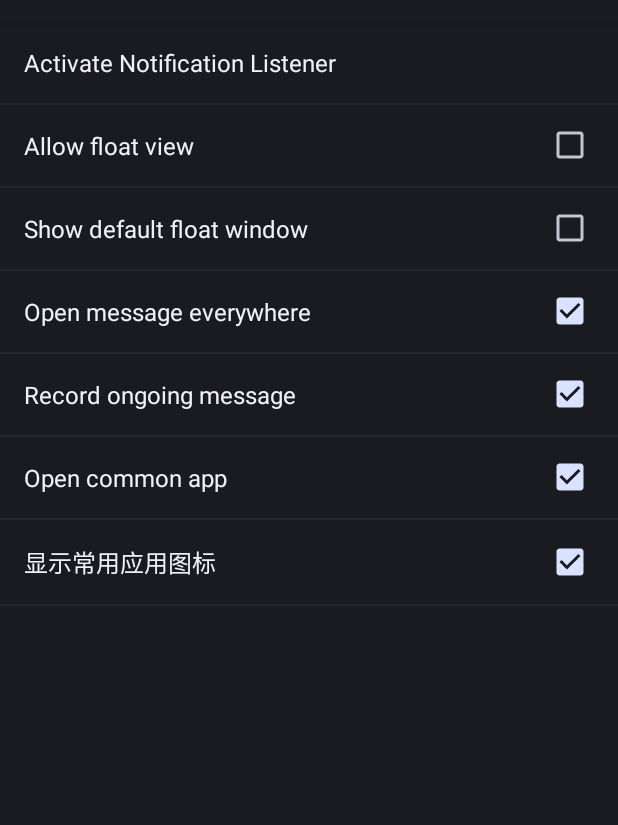
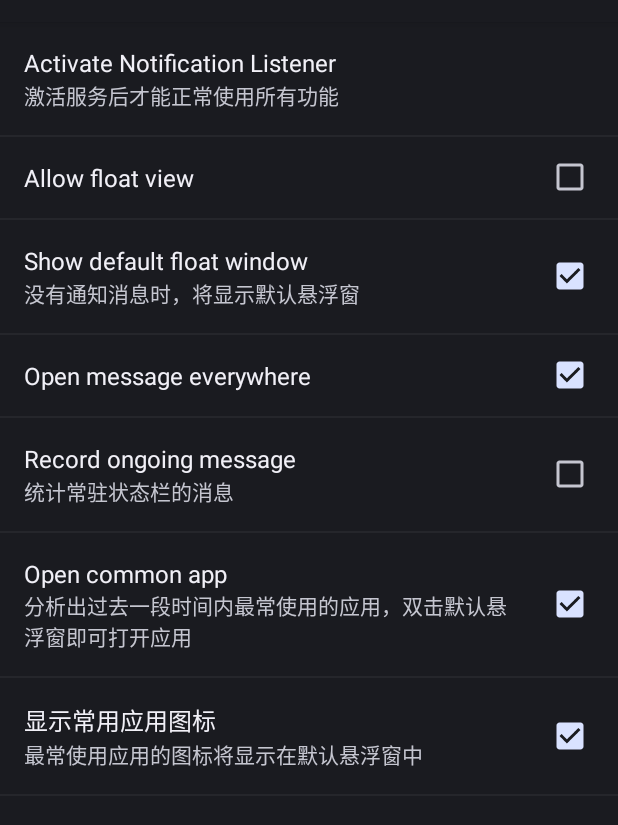
Before and after one commit to stoneami/Reminder, an Android app: the fragment MainPreferencFragment shown on its own in the app's theme, on a phone screen of 412 x 824 dp, the part 62-887 px from its top. Run offline under Robolectric (Android 15) with nearby library versions, the phone set to English and light mode, and no system bars.

Commit message:
整理词条 & 修改Preference逻辑

```diff
--- a/src/main/res/layout/activity_main.xml
+++ b/src/main/res/layout/activity_main.xml
@@ -30,7 +30,7 @@
         android:id="@+id/bt_listener"
         android:layout_width="match_parent"
         android:layout_height="40dp"
-        android:text="@string/enable_listener"
+        android:text="@string/label_enable_listener"
         android:background="@drawable/bt_background"
         android:layout_marginEnd="30dp"
         android:layout_marginStart="30dp"
--- a/src/main/res/values/strings.xml
+++ b/src/main/res/values/strings.xml
@@ -1,43 +1,42 @@
 <?xml version="1.0" encoding="utf-8"?>
 <resources>
     <string name="app_name">Notification Reminder</string>
-    <string name="start_service">Enable Float</string>
-    <string name="stop_service">Disenable Float</string>
-    <string name="enable_listener">Activate Notification Listener</string>
+    <string name="label">Notification Listener</string>
+    <string name="instruction">\'Notification Reminder\' will show APP notifications in a float window.\nFunctions：\n（1）single click: open notification\n（2）fling up and down: switch app\n（3）fling to left：clear current notifications\n(4)fling to right: clear all notifications</string>
 
     <string name="label_permmit_float">Allow float view</string>
     <string name="label_permmit_float_summary"></string>
 
-    <string name="label">Notification Listener</string>
-
     <string name="label_auto_open_msg">Automatic open message</string>
     <string name="label_auto_open_msg_summary"></string>
 
-    <string name="label_click_vibrator">单击振动</string>
-    <string name="label_click_vibrator_summary">单击悬浮窗时有振动效果</string>
+    <string name="label_enable_listener">Activate Notification Listener</string>
+    <string name="label_enable_listener_summary">激活服务后才能正常使用所有功能</string>
 
     <string name="label_open_everywhere">Open message everywhere</string>
     <string name="label_open_everywhere_summary"></string>
 
-    <string name="instruction">\'Notification Reminder\' will show APP notifications in a float window.\nFuctions：\n（1）single click: open notification\n（2）fling up and down: switch app\n（3）fling to left：clear current notifications\n(4)fling to right: clear all notifications</string>
+    <string name="label_record_ongoing_msg">Record ongoing message</string>
+    <string name="label_record_ongoing_msg_summary">统计常驻状态栏的消息</string>
 
+    <string name="label_always_show_float_view">Show default float window</string>
+    <string name="label_always_show_float_view_summary">没有通知消息时，将显示默认悬浮窗</string>
+
+    <string name="label_smart_open_app">Open common app</string>
+    <string name="label_smart_open_app_summary">分析出过去一段时间内最常使用的应用，双击默认悬浮窗即可打开应用</string>
+
+    <string name="label_display_often_open_icon">显示常用应用图标</string>
+    <string name="label_display_often_open_icon_summary">最常使用应用的图标将显示在默认悬浮窗中</string>
+
+    <!-- Keys -->
     <string name="key_active_listener" translatable="false">key_active_listener</string>
     <string name="key_float_view" translatable="false">key_float_view</string>
     <string name="key_show_default_float_view" translatable="false">key_show_default_float_view</string>
     <string name="key_auto_open_msg_at_home" translatable="false">key_auto_open_msg_at_home</string>
     <string name="key_open_everywhere" translatable="false">key_open_everywhere</string>
     <string name="key_click_vibrator" translatable="false">key_click_vibrator</string>
-
     <string name="key_record_ongoing_msg" translatable="false">key_ongoing_msg</string>
-    <string name="label_record_ongoing_msg">Record ongoing message</string>
-
-    <string name="label_always_show_float_view">Show default float window</string>
-
-    <string name="label_smart_open_app">Open common app</string>
     <string name="key_smart_open_app"> translatable="false">key_smart_open_app</string>
-
-    <string name="label_display_often_open_icon">显示常用应用图标</string>
     <string name="key_display_often_open_icon" translatable="false">key_display_often_open_icon</string>
-    <string name="label_display_often_open_icon_summary">没有通知消息时，悬浮窗将显示常用应用图标</string>
 
 </resources>
--- a/src/main/res/xml/main.xml
+++ b/src/main/res/xml/main.xml
@@ -3,7 +3,8 @@
     android:key="root_screen">
     <Preference
         android:key="@string/key_active_listener"
-        android:title="@string/enable_listener" />
+        android:title="@string/label_enable_listener"
+        android:summary="@string/label_enable_listener_summary"/>
 
     <CheckBoxPreference
         android:key="@string/key_float_view"
@@ -14,6 +15,7 @@
     <CheckBoxPreference
         android:key="@string/key_show_default_float_view"
         android:title="@string/label_always_show_float_view"
+        android:summary="@string/label_always_show_float_view_summary"
         android:defaultValue="@bool/default_open_float_view"/>
 
     <CheckBoxPreference
@@ -24,20 +26,24 @@
     <CheckBoxPreference
         android:key="@string/key_open_everywhere"
         android:title="@string/label_open_everywhere"
+        android:summary="@string/label_open_everywhere_summary"
         android:defaultValue="@bool/default_auto_open_everywhere"/>
 
     <CheckBoxPreference
         android:key="@string/key_record_ongoing_msg"
         android:title="@string/label_record_ongoing_msg"
+        android:summary="@string/label_record_ongoing_msg_summary"
         android:defaultValue="@bool/default_record_onging_msg"/>
 
     <CheckBoxPreference
         android:key="@string/key_smart_open_app"
         android:title="@string/label_smart_open_app"
-        android:defaultValue="@bool/default_record_onging_msg"/>
+        android:summary="@string/label_smart_open_app_summary"
+        android:defaultValue="@bool/default_smart_open_msg"/>
 
     <CheckBoxPreference
         android:key="@string/key_display_often_open_icon"
         android:title="@string/label_display_often_open_icon"
+        android:summary="@string/label_display_often_open_icon_summary"
         android:defaultValue="@bool/default_display_often_open_icon"/>
 </PreferenceScreen>
```
Also changed, not shown: src/main/java/com/stone/reminder/MainPreferencFragment.java (+8 -0 lines), 1 other file.
